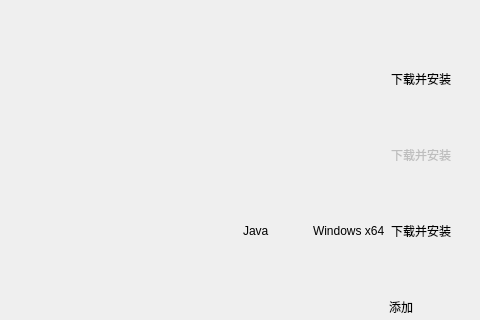
The window that ui/download.ui (BloretCrew/Bloret-Launcher) describes before a commit, drawn with Qt 5; both pictures show x 215 to 695 and y 0 to 320 of the 695 by 950 pixel window.
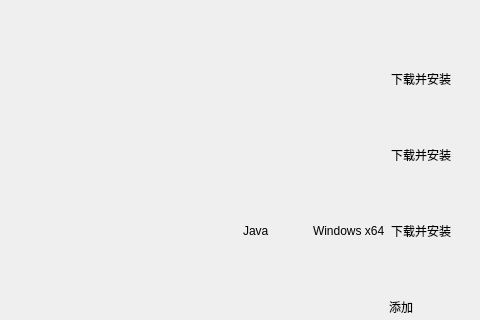
The same window after the commit. Icons and pictures are not drawn. Custom widgets are drawn as their Qt base class.

Patch:
```diff
--- a/ui/download.ui
+++ b/ui/download.ui
@@ -239,7 +239,7 @@
           <item>
            <widget class="PushButton" name="Fabric_version_Download">
             <property name="enabled">
-             <bool>false</bool>
+             <bool>true</bool>
             </property>
             <property name="text">
              <string>下载并安装</string>
```
